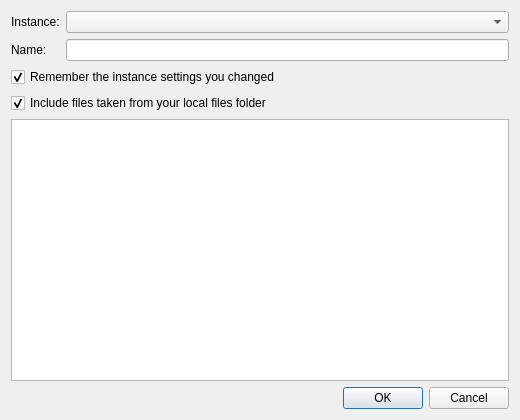
Qt form launcher/ui/dialogs/SaveTemplateDialog.ui (Gleb-Lisovskiy/PrismLauncher) before a commit.
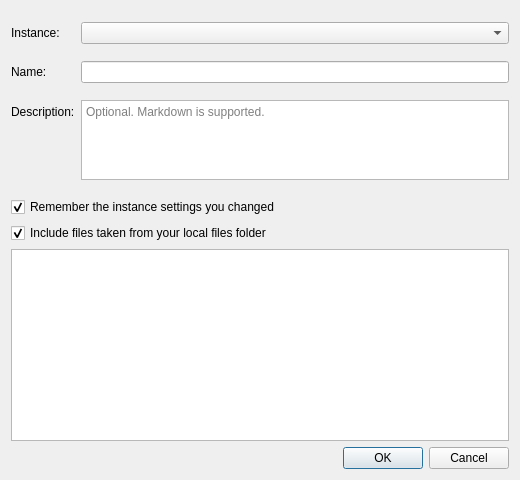
The same form after that commit.

Commit message: Templates: give them an editable description

```diff
--- a/launcher/ui/dialogs/SaveTemplateDialog.ui
+++ b/launcher/ui/dialogs/SaveTemplateDialog.ui
@@ -7,7 +7,7 @@
     <x>0</x>
     <y>0</y>
     <width>520</width>
-    <height>420</height>
+    <height>480</height>
    </rect>
   </property>
   <property name="windowTitle">
@@ -36,6 +36,26 @@
      <item row="1" column="1">
       <widget class="QLineEdit" name="nameEdit"/>
      </item>
+     <item row="2" column="0">
+      <widget class="QLabel" name="descriptionLabel">
+       <property name="text">
+        <string>Description:</string>
+       </property>
+      </widget>
+     </item>
+     <item row="2" column="1">
+      <widget class="QPlainTextEdit" name="descriptionEdit">
+       <property name="maximumSize">
+        <size>
+         <width>16777215</width>
+         <height>80</height>
+        </size>
+       </property>
+       <property name="placeholderText">
+        <string>Optional. Markdown is supported.</string>
+       </property>
+      </widget>
+     </item>
     </layout>
    </item>
    <item>
```
The commit also changes 16 other files.
